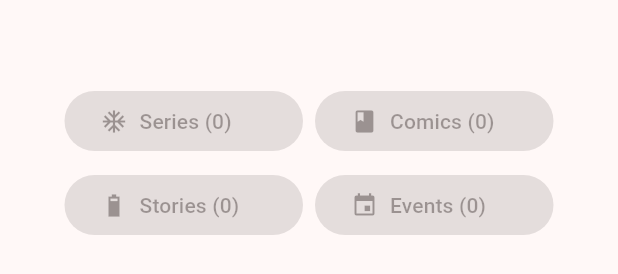
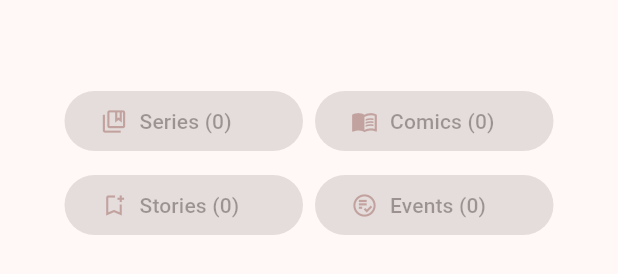
Before and after one commit to kevinDintinamo/superhero_demo, a Flutter app: the _MoreInfoActionWidgets widget shown alone on an empty page, opened directly with empty values, on a phone screen of 412 x 824 dp. Shown: the part 455-729 px from the top of the screen. Run offline on Flutter 3.47's test engine with Material 2 defaults, Android fonts, the phone set to English and light mode, and no system bars; our stand-ins replace animate_do, flutter_dotenv, flutter_riverpod, go_router; network calls fail.

Commit message:
Change Icons

```diff
--- a/lib/presentation/screens/home/home_screen.dart
+++ b/lib/presentation/screens/home/home_screen.dart
@@ -151,28 +151,28 @@ class _MoreInfoActionWidgets extends ConsumerWidget {
         children: [
           TonalButton(
             text: 'Series ($seriesCount)',
-            iconData: Icons.ac_unit,
+            iconData: Icons.collections_bookmark_outlined,
             onPressed: seriesCount == 0
                 ? null
                 : () => _onPressed(context, ref, SeriesScreen.screenName),
           ),
           TonalButton(
             text: 'Comics ($comicsCount)',
-            iconData: Icons.book,
+            iconData: Icons.menu_book_outlined,
             onPressed: comicsCount == 0
                 ? null
                 : () => _onPressed(context, ref, ComicsScreen.screenName),
           ),
           TonalButton(
             text: 'Stories ($storiesCount)',
-            iconData: Icons.battery_6_bar_sharp,
+            iconData: Icons.bookmark_add_outlined,
             onPressed: storiesCount == 0
                 ? null
                 : () => _onPressed(context, ref, StoriesScreen.screenName),
           ),
           TonalButton(
             text: 'Events ($eventsCount)',
-            iconData: Icons.event,
+            iconData: Icons.playlist_add_check_circle_outlined,
             onPressed: eventsCount == 0
                 ? null
                 : () => _onPressed(context, ref, EventsScreen.screenName),
--- a/lib/presentation/widgets/buttons/tonal_button.dart
+++ b/lib/presentation/widgets/buttons/tonal_button.dart
@@ -13,12 +13,17 @@ class TonalButton extends StatelessWidget {
 
   @override
   Widget build(BuildContext context) {
+    final primaryColor = Theme.of(context).colorScheme.primary;
+
     return FilledButton.tonal(
       onPressed: onPressed,
       child: IntrinsicWidth(
         child: Row(
           children: [
-            Icon(iconData),
+            Icon(
+              iconData,
+              color: primaryColor.withOpacity(onPressed == null ? .4 : 1),
+            ),
             const SizedBox(width: 8.0),
             // Promote a more symmetrical size.
             ConstrainedBox(
```
